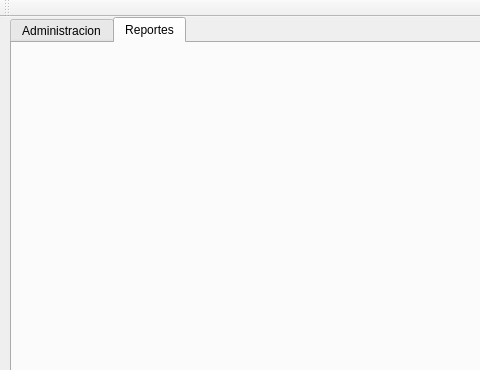
Qt form mainwindow.ui (EduardoGarcia360/EDDPractica2) before a commit; both pictures show x 0 to 480 and y 0 to 370 of the 1143 by 698 pixel window.
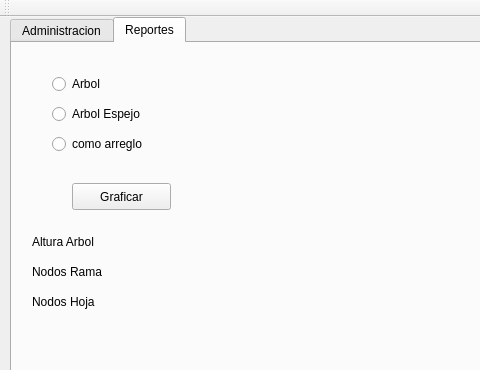
The same form after that commit. The open tabs and pages were chosen to show the change.

The edit to the form file:
```diff
--- a/mainwindow.ui
+++ b/mainwindow.ui
@@ -297,6 +297,149 @@
      <attribute name="title">
       <string>Reportes</string>
      </attribute>
+     <widget class="QRadioButton" name="rbtnarbol">
+      <property name="geometry">
+       <rect>
+        <x>40</x>
+        <y>30</y>
+        <width>117</width>
+        <height>22</height>
+       </rect>
+      </property>
+      <property name="text">
+       <string>Arbol</string>
+      </property>
+     </widget>
+     <widget class="QRadioButton" name="rbtnespejo">
+      <property name="geometry">
+       <rect>
+        <x>40</x>
+        <y>60</y>
+        <width>117</width>
+        <height>22</height>
+       </rect>
+      </property>
+      <property name="text">
+       <string>Arbol Espejo</string>
+      </property>
+     </widget>
+     <widget class="QRadioButton" name="rbtnarreglo">
+      <property name="geometry">
+       <rect>
+        <x>40</x>
+        <y>90</y>
+        <width>117</width>
+        <height>22</height>
+       </rect>
+      </property>
+      <property name="text">
+       <string>como arreglo</string>
+      </property>
+     </widget>
+     <widget class="QPushButton" name="btngraficar">
+      <property name="geometry">
+       <rect>
+        <x>60</x>
+        <y>140</y>
+        <width>99</width>
+        <height>27</height>
+       </rect>
+      </property>
+      <property name="text">
+       <string>Graficar</string>
+      </property>
+     </widget>
+     <widget class="QLabel" name="label_9">
+      <property name="geometry">
+       <rect>
+        <x>20</x>
+        <y>190</y>
+        <width>91</width>
+        <height>17</height>
+       </rect>
+      </property>
+      <property name="text">
+       <string>Altura Arbol</string>
+      </property>
+     </widget>
+     <widget class="QLabel" name="label_10">
+      <property name="geometry">
+       <rect>
+        <x>20</x>
+        <y>220</y>
+        <width>91</width>
+        <height>17</height>
+       </rect>
+      </property>
+      <property name="text">
+       <string>Nodos Rama</string>
+      </property>
+     </widget>
+     <widget class="QLabel" name="label_11">
+      <property name="geometry">
+       <rect>
+        <x>20</x>
+        <y>250</y>
+        <width>91</width>
+        <height>17</height>
+       </rect>
+      </property>
+      <property name="text">
+       <string>Nodos Hoja</string>
+      </property>
+     </widget>
+     <widget class="QLabel" name="lblaltura">
+      <property name="geometry">
+       <rect>
+        <x>120</x>
+        <y>190</y>
+        <width>67</width>
+        <height>17</height>
+       </rect>
+      </property>
+      <property name="text">
+       <string/>
+      </property>
+     </widget>
+     <widget class="QLabel" name="lblramas">
+      <property name="geometry">
+       <rect>
+        <x>120</x>
+        <y>220</y>
+        <width>67</width>
+        <height>17</height>
+       </rect>
+      </property>
+      <property name="text">
+       <string/>
+      </property>
+     </widget>
+     <widget class="QLabel" name="lblhojas">
+      <property name="geometry">
+       <rect>
+        <x>120</x>
+        <y>250</y>
+        <width>67</width>
+        <height>17</height>
+       </rect>
+      </property>
+      <property name="text">
+       <string/>
+      </property>
+     </widget>
+     <widget class="QLabel" name="lblgrafica2">
+      <property name="geometry">
+       <rect>
+        <x>220</x>
+        <y>20</y>
+        <width>871</width>
+        <height>551</height>
+       </rect>
+      </property>
+      <property name="text">
+       <string/>
+      </property>
+     </widget>
     </widget>
    </widget>
   </widget>
```
Left out of the diff: 2 changed lines with no effect on the pictures.
